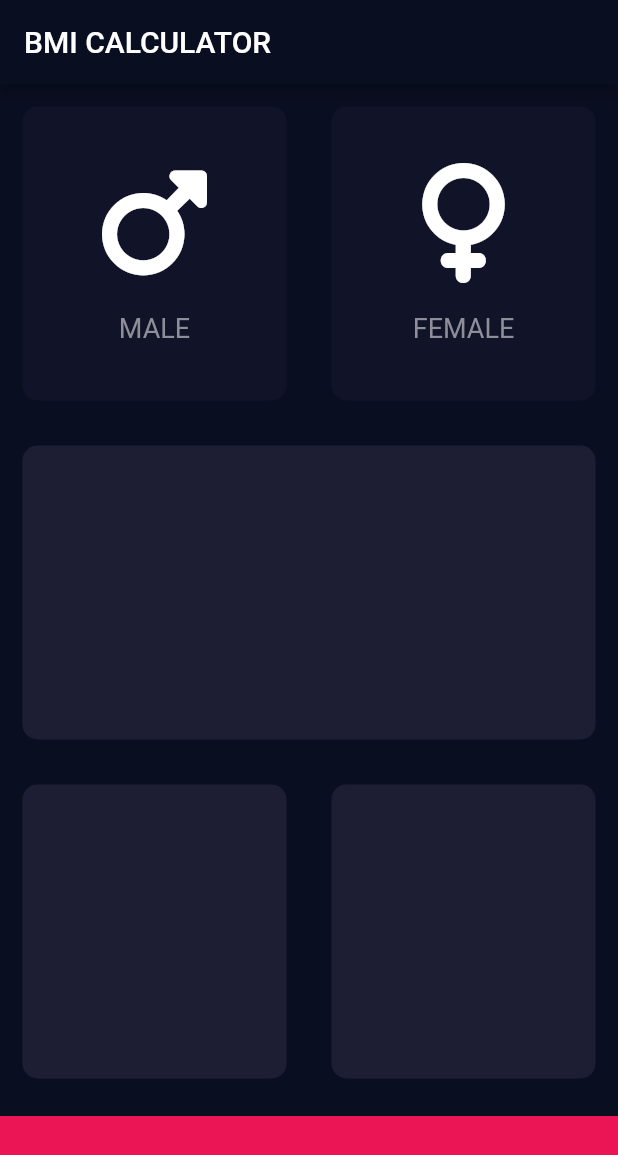
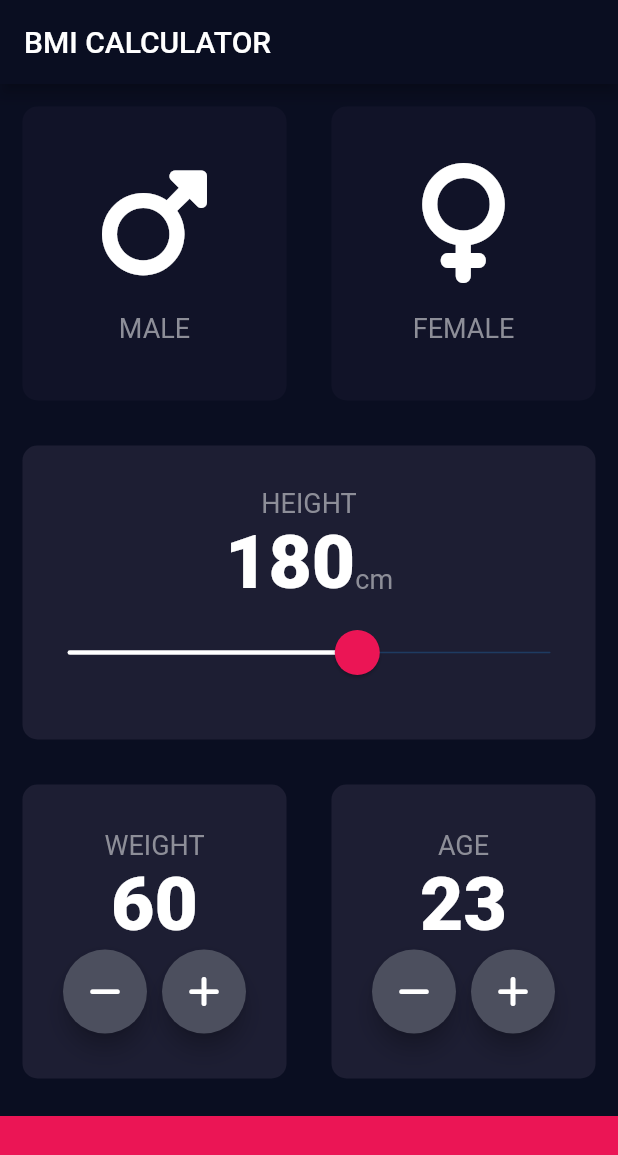
Before and after one commit to helzixxx/bmi_calc_flu, a Flutter app: the screen it shows after launch, on a phone screen of 412 x 824 dp. Shown: the top 1155 px of the screen. Run offline on Flutter 3.47's test engine with Material 2 defaults, Android fonts, the phone set to English and light mode, and no system bars; our stand-ins replace font_awesome_flutter.

Commit message:
height, wieght and age ui

```diff
--- /dev/null
+++ b/lib/constants.dart
@@ -0,0 +1,11 @@
+import 'package:flutter/material.dart';
+
+const double kBottomContainerHeight = 80.0;
+const Color kBottomContainerColor = Color(0xFFEB1555);
+const Color kActiveCardColor = Color(0xFF1D1E33);
+const Color kInactiveCardColor = Color(0xFF111328);
+const EdgeInsets kBottomContainerMargin = EdgeInsets.only(top: 10.0);
+const TextStyle kLabelTextStyle =
+    TextStyle(fontSize: 18.0, color: Color(0xFF8D8E98));
+const TextStyle kNumberTextStyle =
+    TextStyle(fontSize: 50.0, fontWeight: FontWeight.w900);
--- a/lib/gender_widget.dart
+++ b/lib/gender_widget.dart
@@ -1,6 +1,5 @@
 import 'package:flutter/material.dart';
-
-const textStyle = TextStyle(fontSize: 18.0, color: Color(0xFF8D8E98));
+import 'constants.dart';
 
 class GenderWidget extends StatelessWidget {
   GenderWidget(this.icon, this.text);
@@ -22,7 +21,7 @@ class GenderWidget extends StatelessWidget {
         ),
         Text(
           text,
-          style: textStyle,
+          style: kLabelTextStyle,
         )
       ],
     );
--- a/lib/input_page.dart
+++ b/lib/input_page.dart
@@ -2,13 +2,9 @@ import 'package:flutter/material.dart';
 import 'reusable_card.dart';
 import 'gender_widget.dart';
 import 'gender_type.dart';
+import 'constants.dart';
+import 'round_icon_button.dart';
 import 'package:font_awesome_flutter/font_awesome_flutter.dart';
-
-const double bottomContainerHeight = 80.0;
-const Color bottomContainerColor = Color(0xFFEB1555);
-const Color activeCardColor = Color(0xFF1D1E33);
-const Color inactiveCardColor = Color(0xFF111328);
-const EdgeInsets bottomContainerMargin = EdgeInsets.only(top: 10.0);
 
 class InputPage extends StatefulWidget {
   @override
@@ -17,6 +13,9 @@ class InputPage extends StatefulWidget {
 
 class _InputPageState extends State<InputPage> {
   GenderType? selectedGender;
+  int height = 180;
+  int weight = 60;
+  int age = 23;
 
   @override
   Widget build(BuildContext context) {
@@ -25,6 +24,7 @@ class _InputPageState extends State<InputPage> {
           title: Text('BMI CALCULATOR'),
         ),
         body: Column(
+          crossAxisAlignment: CrossAxisAlignment.stretch,
           children: [
             Expanded(
               child: Row(
@@ -37,8 +37,8 @@ class _InputPageState extends State<InputPage> {
                         });
                       },
                       color: selectedGender == GenderType.male
-                          ? activeCardColor
-                          : inactiveCardColor,
+                          ? kActiveCardColor
+                          : kInactiveCardColor,
                       cardChild: GenderWidget(FontAwesomeIcons.mars, 'MALE'),
                     ),
                   ),
@@ -50,8 +50,8 @@ class _InputPageState extends State<InputPage> {
                         });
                       },
                       color: selectedGender == GenderType.female
-                          ? activeCardColor
-                          : inactiveCardColor,
+                          ? kActiveCardColor
+                          : kInactiveCardColor,
                       cardChild: GenderWidget(FontAwesomeIcons.venus, 'FEMALE'),
                     ),
                   ),
@@ -59,24 +59,136 @@ class _InputPageState extends State<InputPage> {
               ),
             ),
             Expanded(
-              child: ReusableCard(color: activeCardColor),
+              child: ReusableCard(
+                color: kActiveCardColor,
+                cardChild: Column(
+                  mainAxisAlignment: MainAxisAlignment.center,
+                  children: [
+                    Text(
+                      'HEIGHT',
+                      style: kLabelTextStyle,
+                    ),
+                    Row(
+                      mainAxisAlignment: MainAxisAlignment.center,
+                      crossAxisAlignment: CrossAxisAlignment.baseline,
+                      textBaseline: TextBaseline.alphabetic,
+                      children: [
+                        Text(
+                          height.toString(),
+                          style: kNumberTextStyle,
+                        ),
+                        Text(
+                          'cm',
+                          style: kLabelTextStyle,
+                        ),
+                      ],
+                    ),
+                    SliderTheme(
+                      data: const SliderThemeData(
+                          activeTrackColor: Colors.white,
+                          trackHeight: 1.0,
+                          thumbColor: Color(0xFFEB1555),
+                          overlayColor: Color(0x29EB1555),
+                          thumbShape:
+                              RoundSliderThumbShape(enabledThumbRadius: 15.0),
+                          overlayShape:
+                              RoundSliderOverlayShape(overlayRadius: 30.0)),
+                      child: Slider(
+                          value: height.toDouble(),
+                          min: 120.0,
+                          max: 220.0,
+                          onChanged: (double newValue) {
+                            setState(() {
+                              height = newValue.round();
+                            });
+                          }),
+                    )
+                  ],
+                ),
+              ),
             ),
             Expanded(
               child: Row(
                 children: [
                   Expanded(
-                    child: ReusableCard(color: activeCardColor),
+                    child: ReusableCard(
+                      color: kActiveCardColor,
+                      cardChild: Column(
+                        mainAxisAlignment: MainAxisAlignment.center,
+                        children: [
+                          Text(
+                            'WEIGHT',
+                            style: kLabelTextStyle,
+                          ),
+                          Text(
+                            weight.toString(),
+                            style: kNumberTextStyle,
+                          ),
+                          Row(
+                            mainAxisAlignment: MainAxisAlignment.center,
+                            children: [
+                              RoundIconButton(FontAwesomeIcons.minus, () {
+                                setState(() {
+                                  weight--;
+                                });
+                              }),
+                              const SizedBox(
+                                width: 10.0,
+                              ),
+                              RoundIconButton(FontAwesomeIcons.plus, () {
+                                setState(() {
+                                  weight++;
+                                });
+                              }),
+                            ],
+                          ),
+                        ],
+                      ),
+                    ),
                   ),
                   Expanded(
-                    child: ReusableCard(color: activeCardColor),
+                    child: ReusableCard(
+                      color: kActiveCardColor,
+                      cardChild: Column(
+                        mainAxisAlignment: MainAxisAlignment.center,
+                        children: [
+                          Text(
+                            'AGE',
+                            style: kLabelTextStyle,
+                          ),
+                          Text(
+                            age.toString(),
+                            style: kNumberTextStyle,
+                          ),
+                          Row(
+                            mainAxisAlignment: MainAxisAlignment.center,
+                            children: [
+                              RoundIconButton(FontAwesomeIcons.minus, () {
+                                setState(() {
+                                  age--;
+                                });
+                              }),
+                              const SizedBox(
+                                width: 10.0,
+                              ),
+                              RoundIconButton(FontAwesomeIcons.plus, () {
+                                setState(() {
+                                  age++;
+                                });
+                              }),
+                            ],
+                          ),
+                        ],
+                      ),
+                    ),
                   ),
                 ],
               ),
             ),
             Container(
-              color: bottomContainerColor,
-              margin: bottomContainerMargin,
-              height: bottomContainerHeight,
+              color: kBottomContainerColor,
+              margin: kBottomContainerMargin,
+              height: kBottomContainerHeight,
               width: double.infinity,
             )
           ],
--- /dev/null
+++ b/lib/round_icon_button.dart
@@ -0,0 +1,26 @@
+import 'package:flutter/material.dart';
+
+class RoundIconButton extends StatelessWidget {
+  RoundIconButton(this.icon, this.onPress);
+
+  final IconData icon;
+  final VoidCallback? onPress;
+
+  @override
+  Widget build(BuildContext context) {
+    return RawMaterialButton(
+      onPressed: () => onPress!(),
+      elevation: 6.0,
+      constraints: const BoxConstraints.tightFor(
+        width: 56.0,
+        height: 56.0,
+      ),
+      fillColor: Color(0xFF4C4F5E),
+      shape: CircleBorder(),
+      child: Icon(
+        icon,
+        color: Colors.white,
+      ),
+    );
+  }
+}
```
